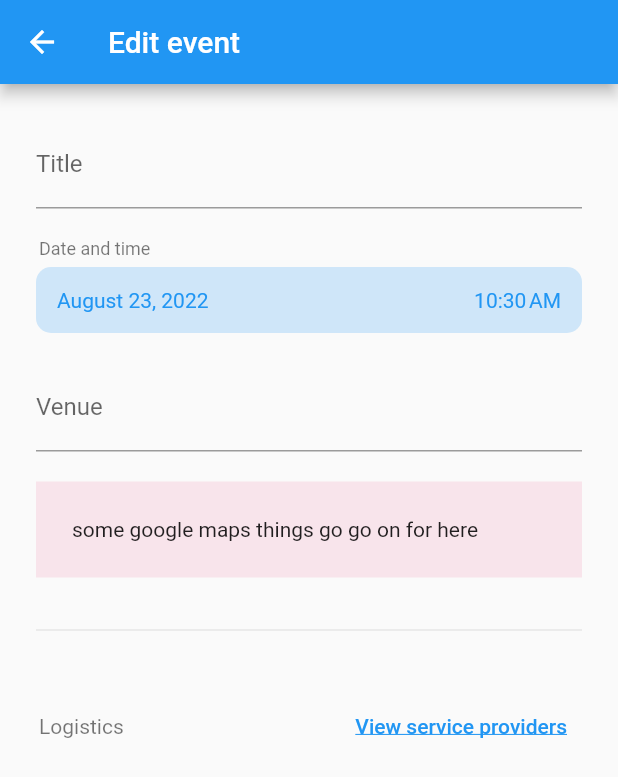
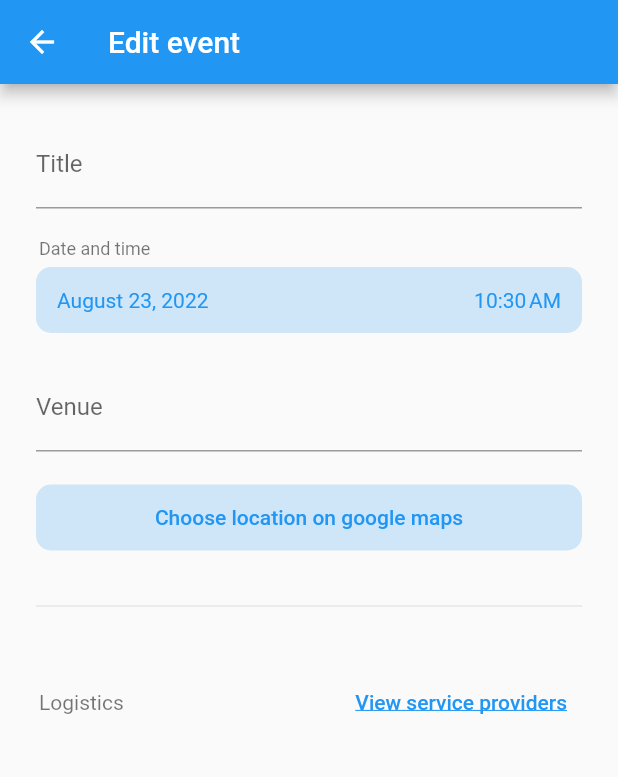
Before and after one commit to mickylarbi/event_booking, a Flutter app: the EditEventScreen screen opened directly, on a phone screen of 412 x 824 dp. Shown: the top 777 px of the screen. Run offline on Flutter 3.47's test engine with Material 2 defaults, Android fonts, the phone set to English and light mode, and no system bars; our stand-ins replace cloud_firestore, firebase_auth, firebase_core, firebase_storage, geolocator, google_maps_flutter and 1 more; accounts and stored records are empty.

Commit message:
add google maps

```diff
--- a/lib/models/event.dart
+++ b/lib/models/event.dart
@@ -1,6 +1,7 @@
 import 'package:cloud_firestore/cloud_firestore.dart';
 import 'package:event_booking/models/service.dart';
 import 'package:flutter/material.dart';
+import 'package:google_maps_flutter/google_maps_flutter.dart';
 
 import 'hired_service.dart';
 
@@ -9,26 +10,28 @@ class Event {
   String? customerId;
   String? title;
   DateTime? dateTime;
-  String? venue;
+  String? venueString;
+  LatLng? venueGeo;
   List<HiredService>? hiredServices;
-
 
   Event(
       {this.id,
       this.customerId,
       this.title,
       this.dateTime,
-      this.venue,
+      this.venueString,
+      this.venueGeo,
       this.hiredServices});
 
   Event.fromFirestore(Map<String, dynamic> map, String eId) {
     id = eId;
     customerId = map['customerId'] as String?;
     title = map['title'] as String?;
-    venue = map['venue'] as String?;
+    venueString = map['venue'] as String?;
     dateTime = DateTime.fromMillisecondsSinceEpoch(
         (map['dateTime'] as Timestamp).millisecondsSinceEpoch);
-    venue = map['venue'] as String?;
+    venueString = map['venueString'] as String?;
+    venueGeo = map['venueGeo'];
     hiredServices = map['serviceProviderIds'];
     // List<dynamic>? tempList = map['familyMedicalHistory'] as List<dynamic>?;
     // if (tempList != null) {
@@ -43,7 +46,8 @@ class Event {
         'customerId': customerId,
         'title': title,
         'dateTime': dateTime,
-        'venue': venue,
+        'venueString': venueString,
+        'venueGeo': venueGeo,
         'hiredServices': hiredServices,
       };
 
@@ -53,7 +57,8 @@ class Event {
       customerId == other.customerId &&
       title == other.title &&
       dateTime == other.dateTime &&
-      venue == other.venue &&
+      venueString == other.venueString &&
+      venueGeo == other.venueGeo &&
       hiredServices == other.hiredServices;
 
   @override
@@ -61,7 +66,8 @@ class Event {
         customerId,
         title,
         dateTime,
-        venue,
+        venueString,
+        venueGeo,
         hashList(hiredServices),
       );
 }
--- a/lib/screens/event_screen.dart/edit_event_screen.dart
+++ b/lib/screens/event_screen.dart/edit_event_screen.dart
@@ -1,9 +1,11 @@
 import 'package:event_booking/models/event.dart';
+import 'package:event_booking/screens/event_screen.dart/map_screen.dart';
 import 'package:event_booking/screens/event_screen.dart/service_providers_list_screen.dart';
 import 'package:event_booking/screens/shared/custom_textformfield.dart';
 import 'package:event_booking/utils/dialogs.dart';
 import 'package:event_booking/utils/functions.dart';
 import 'package:flutter/material.dart';
+import 'package:google_maps_flutter/google_maps_flutter.dart';
 import 'package:intl/intl.dart';
 
 class EditEventScreen extends StatefulWidget {
@@ -17,7 +19,9 @@ class EditEventScreen extends StatefulWidget {
 class _EditEventScreenState extends State<EditEventScreen> {
   TextEditingController titleController = TextEditingController();
   ValueNotifier<DateTime?> dateTimeNotifier = ValueNotifier<DateTime?>(null);
-  TextEditingController venueController = TextEditingController();
+  TextEditingController venueStringController = TextEditingController();
+
+  LatLng? venueGeo;
 
   @override
   void initState() {
@@ -26,7 +30,8 @@ class _EditEventScreenState extends State<EditEventScreen> {
     if (widget.event.id != null) {
       titleController.text = widget.event.title!;
       dateTimeNotifier.value = widget.event.dateTime;
-      venueController.text = widget.event.venue!;
+      venueStringController.text = widget.event.venueString!;
+      venueGeo = widget.event.venueGeo;
     }
   }
 
@@ -135,15 +140,38 @@ class _EditEventScreenState extends State<EditEventScreen> {
             ),
             const SizedBox(height: 20),
             TextField(
-              controller: venueController,
+              controller: venueStringController,
               decoration: const InputDecoration(labelText: 'Venue'),
             ),
             const SizedBox(height: 20),
-            Container(
-              padding: const EdgeInsets.all(24),
-              color: Colors.pink.withOpacity(.1),
-              child: const Text('some google maps things go go on for here'),
-            ),
+            StatefulBuilder(builder: (context, setState) {
+              return TextButton(
+                onPressed: () async {
+                  LatLng? result = await navigate(
+                      context,
+                      MapScreen(
+                        initialSelectedPostion: venueGeo,
+                      ));
+
+                  if (result != null) {
+                    venueGeo = result;
+                  }
+                  setState(() {});
+                },
+                style: TextButton.styleFrom(
+                    padding: const EdgeInsets.symmetric(
+                        horizontal: 24, vertical: 14),
+                    shape: RoundedRectangleBorder(
+                        borderRadius: BorderRadius.circular(10)),
+                    backgroundColor: Colors.blue.withOpacity(.2)),
+                child: Text(
+                  venueGeo != null
+                      ? venueGeo.toString()
+                      : 'Choose location on google maps',
+                  style: const TextStyle(),
+                ),
+              );
+            }),
             const Divider(height: 70),
             Padding(
               padding: const EdgeInsets.symmetric(horizontal: 2, vertical: 5),
@@ -156,7 +184,7 @@ class _EditEventScreenState extends State<EditEventScreen> {
                   ),
                   TextButton(
                     onPressed: () {
-                      navigate(context, ServiceProvidersListScreen());
+                      navigate(context, const ServiceProvidersListScreen());
                     },
                     child: const Text(
                       'View service providers',
@@ -176,7 +204,7 @@ class _EditEventScreenState extends State<EditEventScreen> {
   void dispose() {
     titleController.dispose();
     dateTimeNotifier.dispose();
-    venueController.dispose();
+    venueStringController.dispose();
 
     super.dispose();
   }
--- a/lib/screens/event_screen.dart/my_events_list_screen.dart
+++ b/lib/screens/event_screen.dart/my_events_list_screen.dart
@@ -58,7 +58,7 @@ class EventCard extends StatelessWidget {
                 id: 'asdf',
                 title: 'Believers Conference',
                 dateTime: DateTime.now().add(const Duration(days: 15)),
-                venue: 'Great Hall'),
+                venueString: 'Great Hall'),
           ),
         );
       },
--- a/lib/src.dart
+++ b/lib/src.dart
@@ -8,8 +8,8 @@ class Src extends StatelessWidget {
   @override
   Widget build(BuildContext context) {
     return MaterialApp(
-      // home: AuthWidget(),
-      home: CompanyListScreen(),
+      home: AuthWidget(),
+      // home: CompanyListScreen(),
     );
   }
 }
--- a/lib/utils/functions.dart
+++ b/lib/utils/functions.dart
@@ -13,5 +13,7 @@ import 'package:flutter/material.dart';
 //   return (sum! / reviewList.length);
 // }
 
-navigate(BuildContext context, Widget destination) => Navigator.push(
-    context, MaterialPageRoute(builder: (context) => destination));
+Future<T?> navigate<T extends Object?>(
+        BuildContext context, Widget destination) =>
+    Navigator.push(
+        context, MaterialPageRoute(builder: (context) => destination));
--- a/pubspec.yaml
+++ b/pubspec.yaml
@@ -40,7 +40,8 @@ dependencies:
   firebase_storage: ^10.3.5
   intl: ^0.17.0
   image_picker: ^0.8.5+3
-  flutter_cache_manager_firebase: ^2.0.1
+  google_maps_flutter: ^2.1.12
+  geolocator: ^9.0.1
 
 dev_dependencies:
   flutter_test:
```
Also changed, not shown: lib/screens/event_screen.dart/map_screen.dart (added, +213 -0 lines), assets/images/location_pin.png (added), pubspec.lock, 9 other files.
